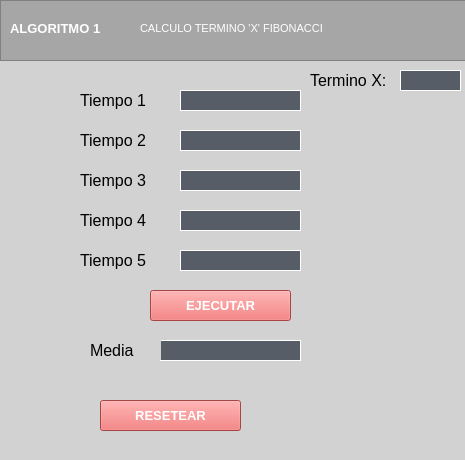
Above: algoritmo1window.ui from Ptts2/AC-03 before the change. Below: the same form after it.
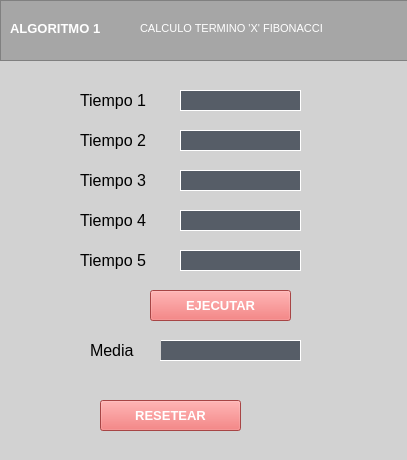
That is the form after the change. Icons and pictures are not drawn.

Diff of the .ui file:
```diff
--- a/algoritmo1window.ui
+++ b/algoritmo1window.ui
@@ -6,7 +6,7 @@
    <rect>
     <x>0</x>
     <y>0</y>
-    <width>465</width>
+    <width>407</width>
     <height>460</height>
    </rect>
   </property>
@@ -425,50 +425,6 @@
     <string>RESETEAR</string>
    </property>
   </widget>
-  <widget class="QLabel" name="textoTerminoX">
-   <property name="geometry">
-    <rect>
-     <x>310</x>
-     <y>70</y>
-     <width>91</width>
-     <height>20</height>
-    </rect>
-   </property>
-   <property name="font">
-    <font>
-     <pointsize>12</pointsize>
-     <weight>50</weight>
-     <bold>false</bold>
-    </font>
-   </property>
-   <property name="text">
-    <string>Termino X:</string>
-   </property>
-  </widget>
-  <widget class="QLineEdit" name="terminoXLabel">
-   <property name="geometry">
-    <rect>
-     <x>400</x>
-     <y>70</y>
-     <width>61</width>
-     <height>21</height>
-    </rect>
-   </property>
-   <property name="font">
-    <font>
-     <weight>75</weight>
-     <bold>true</bold>
-    </font>
-   </property>
-   <property name="styleSheet">
-    <string notr="true">background-color: rgb(86, 93, 103);
-border-color: rgb(255, 255, 255);
-border-style: solid;
-color: rgb(255, 255, 255);
-border-width: 1px
-</string>
-   </property>
-  </widget>
  </widget>
  <resources>
   <include location="icon.qrc"/>
```
